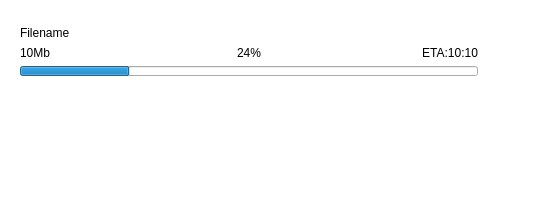
Qt form src/chatlog/content/filetransferwidget.ui (qTox/qTox) before a commit.
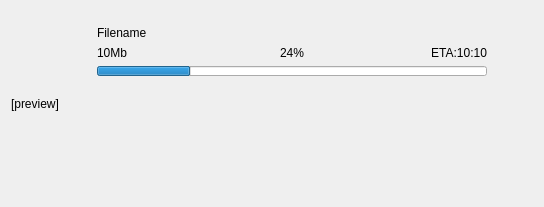
The same form after that commit. Icons and pictures are not drawn.

The edit to the form file:
```diff
--- a/src/chatlog/content/filetransferwidget.ui
+++ b/src/chatlog/content/filetransferwidget.ui
@@ -13,12 +13,7 @@
   <property name="windowTitle">
    <string>Form</string>
   </property>
-  <property name="styleSheet">
-   <string notr="true">#FileTransferWidget {
-	background-color:transparent;
-}</string>
-  </property>
-  <layout class="QHBoxLayout" name="horizontalLayout_3">
+  <layout class="QHBoxLayout" name="mainHorizontalLayout">
    <item>
     <widget class="QFrame" name="frame_3">
      <property name="sizePolicy">
@@ -40,6 +35,31 @@
       <number>0</number>
      </property>
      <layout class="QHBoxLayout" name="horizontalLayout_2">
+      <property name="leftMargin">
+       <number>0</number>
+      </property>
+      <property name="rightMargin">
+       <number>0</number>
+      </property>
+      <item>
+       <widget class="QLabel" name="previewLabel">
+        <property name="minimumSize">
+         <size>
+          <width>80</width>
+          <height>0</height>
+         </size>
+        </property>
+        <property name="maximumSize">
+         <size>
+          <width>80</width>
+          <height>16777215</height>
+         </size>
+        </property>
+        <property name="text">
+         <string>[preview]</string>
+        </property>
+       </widget>
+      </item>
       <item>
        <layout class="QVBoxLayout" name="verticalLayout_2">
         <property name="topMargin">
```
